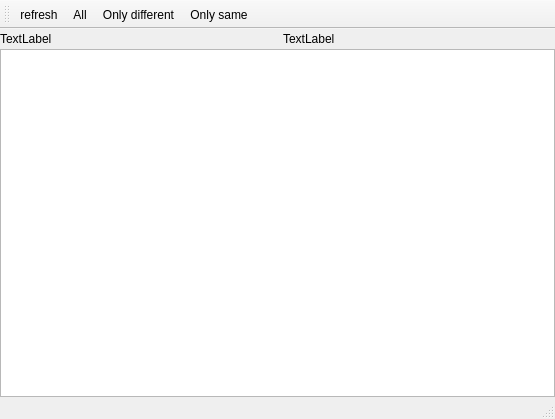
Above: UniversalDebugger/DebugCompare.ui from roomain/UDebugger before the change. Below: the same form after it.
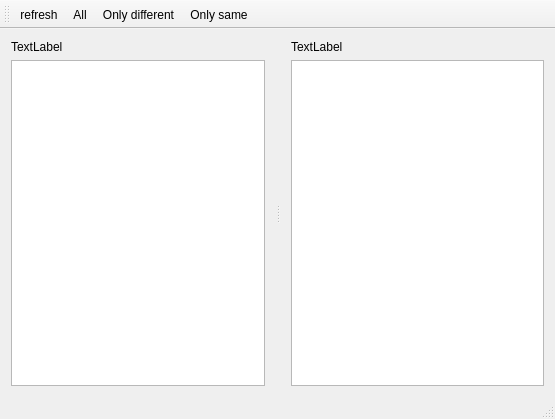
That is the form after the change. Icons and pictures are not drawn.

Patch:
```diff
--- a/UniversalDebugger/DebugCompare.ui
+++ b/UniversalDebugger/DebugCompare.ui
@@ -27,41 +27,43 @@
     <property name="bottomMargin">
      <number>0</number>
     </property>
-    <property name="spacing">
+    <property name="horizontalSpacing">
      <number>0</number>
     </property>
     <item row="0" column="0">
-     <widget class="QLabel" name="label">
-      <property name="text">
-       <string>TextLabel</string>
-      </property>
-     </widget>
-    </item>
-    <item row="0" column="1">
-     <spacer name="horizontalSpacer">
+     <widget class="QSplitter" name="splitter">
       <property name="orientation">
        <enum>Qt::Horizontal</enum>
       </property>
-      <property name="sizeType">
-       <enum>QSizePolicy::Fixed</enum>
-      </property>
-      <property name="sizeHint" stdset="0">
-       <size>
-        <width>10</width>
-        <height>20</height>
-       </size>
-      </property>
-     </spacer>
-    </item>
-    <item row="0" column="2">
-     <widget class="QLabel" name="label_2">
+      <widget class="QWidget" name="">
+       <layout class="QVBoxLayout" name="verticalLayout">
+        <item>
+         <widget class="QLabel" name="lblObjLeft">
+          <property name="text">
+           <string>TextLabel</string>
+          </property>
+         </widget>
+        </item>
+        <item>
+         <widget class="QTableView" name="twLeft"/>
+        </item>
+       </layout>
+      </widget>
+      <widget class="QWidget" name="">
+       <layout class="QVBoxLayout" name="verticalLayout_2">
+        <item>
+         <widget class="QLabel" name="lblObjRight">
       <property name="text">
        <string>TextLabel</string>
       </property>
      </widget>
     </item>
-    <item row="1" column="0" colspan="3">
-     <widget class="QTableView" name="tableView"/>
+        <item>
+         <widget class="QTableView" name="twRight"/>
+        </item>
+       </layout>
+      </widget>
+     </widget>
     </item>
    </layout>
   </widget>
```
Lines whose indentation alone changed are shown as unchanged.
